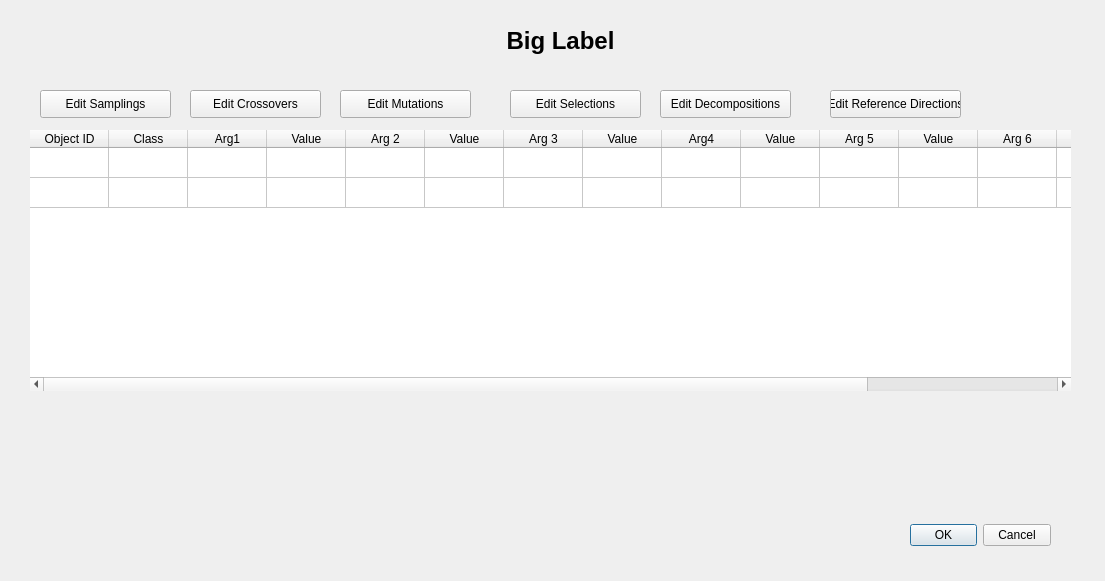
First picture: the form in frontend/designer_templates/algo_window.ui, repository tomaslibanomonteiro/Thesis-code, before the edit.
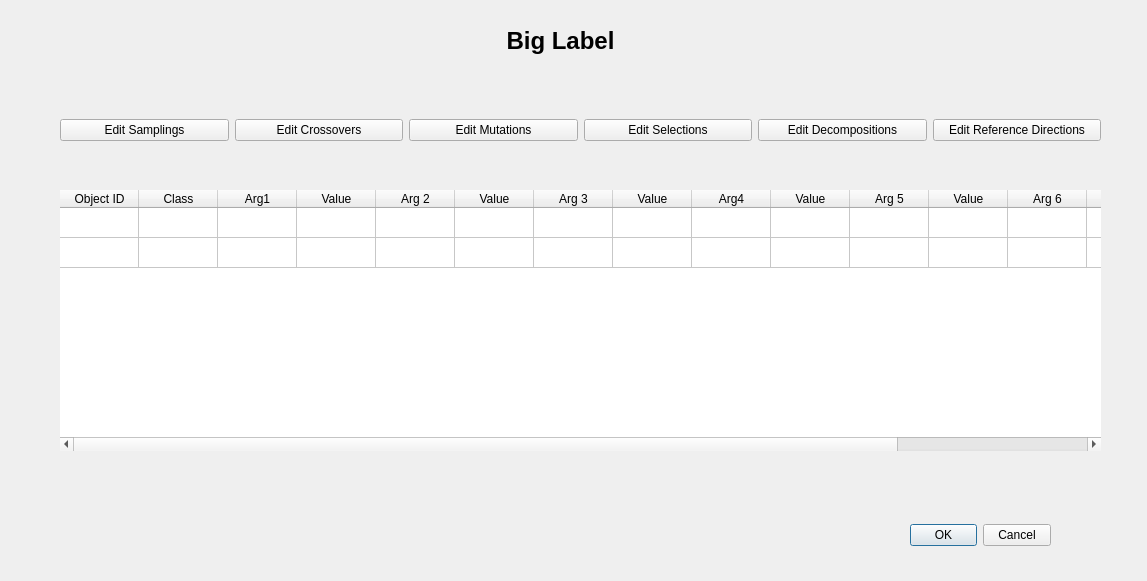
Second picture: the form after the edit.

Patch:
```diff
--- a/frontend/designer_templates/algo_window.ui
+++ b/frontend/designer_templates/algo_window.ui
@@ -6,7 +6,7 @@
    <rect>
     <x>0</x>
     <y>0</y>
-    <width>1105</width>
+    <width>1147</width>
     <height>581</height>
    </rect>
   </property>
@@ -61,8 +61,8 @@
   <widget class="QTableWidget" name="tableWidget">
    <property name="geometry">
     <rect>
-     <x>30</x>
-     <y>130</y>
+     <x>60</x>
+     <y>190</y>
      <width>1041</width>
      <height>261</height>
     </rect>
@@ -202,83 +202,59 @@
     </property>
    </item>
   </widget>
+  <widget class="QWidget" name="horizontalLayoutWidget">
+   <property name="geometry">
+    <rect>
+     <x>60</x>
+     <y>90</y>
+     <width>1041</width>
+     <height>80</height>
+    </rect>
+   </property>
+   <layout class="QHBoxLayout" name="horizontalLayout">
+    <item>
   <widget class="QPushButton" name="pushButton_sampling">
-   <property name="geometry">
-    <rect>
-     <x>40</x>
-     <y>90</y>
-     <width>131</width>
-     <height>28</height>
-    </rect>
-   </property>
    <property name="text">
     <string>Edit Samplings</string>
    </property>
   </widget>
+    </item>
+    <item>
   <widget class="QPushButton" name="pushButton_crossover">
-   <property name="geometry">
-    <rect>
-     <x>190</x>
-     <y>90</y>
-     <width>131</width>
-     <height>28</height>
-    </rect>
-   </property>
    <property name="text">
     <string>Edit Crossovers</string>
    </property>
   </widget>
+    </item>
+    <item>
   <widget class="QPushButton" name="pushButton_mutation">
-   <property name="geometry">
-    <rect>
-     <x>340</x>
-     <y>90</y>
-     <width>131</width>
-     <height>28</height>
-    </rect>
-   </property>
    <property name="text">
     <string>Edit Mutations</string>
    </property>
   </widget>
+    </item>
+    <item>
   <widget class="QPushButton" name="pushButton_selection">
-   <property name="geometry">
-    <rect>
-     <x>510</x>
-     <y>90</y>
-     <width>131</width>
-     <height>28</height>
-    </rect>
-   </property>
    <property name="text">
     <string>Edit Selections</string>
    </property>
   </widget>
+    </item>
+    <item>
   <widget class="QPushButton" name="pushButton_decomposition">
-   <property name="geometry">
-    <rect>
-     <x>660</x>
-     <y>90</y>
-     <width>131</width>
-     <height>28</height>
-    </rect>
-   </property>
    <property name="text">
     <string>Edit Decompositions</string>
    </property>
   </widget>
+    </item>
+    <item>
   <widget class="QPushButton" name="pushButton_ref_dirs">
-   <property name="geometry">
-    <rect>
-     <x>830</x>
-     <y>90</y>
-     <width>131</width>
-     <height>28</height>
-    </rect>
-   </property>
    <property name="text">
     <string>Edit Reference Directions</string>
    </property>
+     </widget>
+    </item>
+   </layout>
   </widget>
  </widget>
  <resources/>
```
Lines whose indentation alone changed are shown as unchanged.
